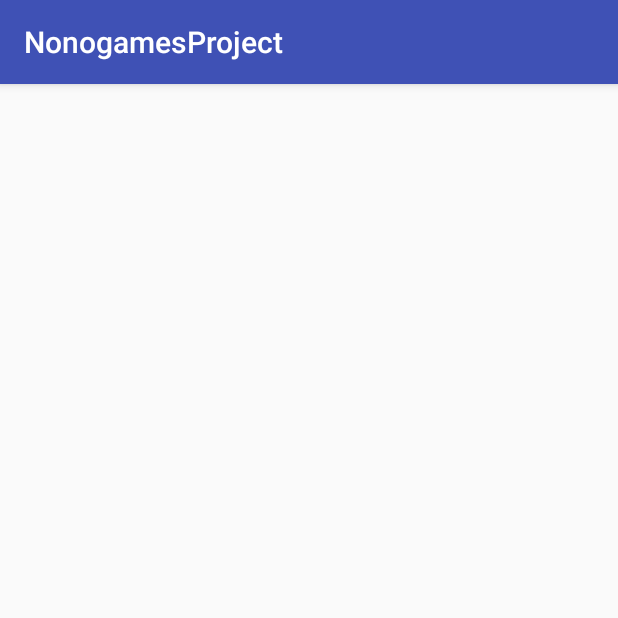
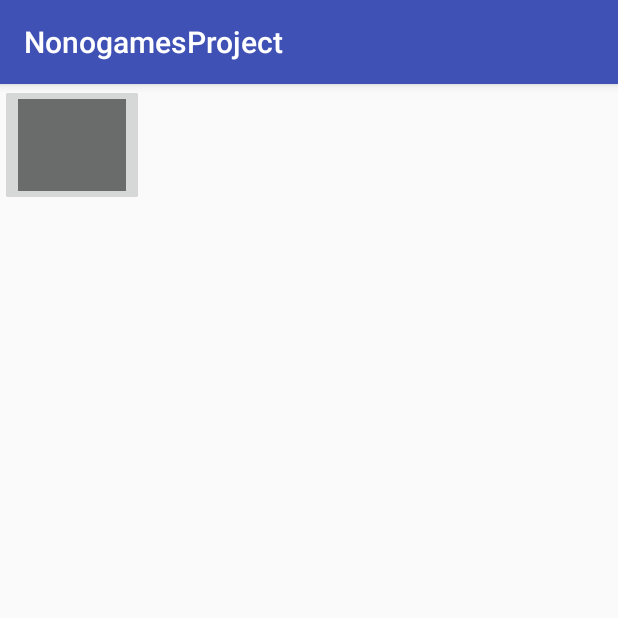
Before and after one commit to Claudia133/NonogamesProject, an Android app: the EasyLibraryActivity screen opened directly, with no data from a screen before it, on a phone screen of 412 x 824 dp, the top half of it. Run offline under Robolectric (Android 15) with nearby library versions, the phone set to English and light mode, and no system bars.

Commit message:
linked buttons in CreatePuzzle, created SignUp and linked buttons in SignUp, linked buttons in EasyLibraryActivity

```diff
--- a/app/src/main/AndroidManifest.xml
+++ b/app/src/main/AndroidManifest.xml
@@ -21,6 +21,7 @@
         <activity android:name=".CreatePuzzle" />
         <activity android:name=".EasyLibraryActivity" />
         <activity android:name=".PuzzleBoard" />
+        <activity android:name=".SignUp"></activity>
     </application>
 
 </manifest>
--- a/app/src/main/java/com/example/claudiaalamillo/nonogamesproject/CreatePuzzle.java
+++ b/app/src/main/java/com/example/claudiaalamillo/nonogamesproject/CreatePuzzle.java
@@ -15,6 +15,7 @@ public class CreatePuzzle extends AppCompatActivity {
         setContentView(R.layout.activity_create_puzzle);
 
         Button backButton = (Button) findViewById(R.id.button7);
+        Button nextButton = (Button) findViewById(R.id.button6);
 
         backButton.setOnClickListener (new View.OnClickListener() {
             @Override
--- a/app/src/main/java/com/example/claudiaalamillo/nonogamesproject/EasyLibraryActivity.java
+++ b/app/src/main/java/com/example/claudiaalamillo/nonogamesproject/EasyLibraryActivity.java
@@ -1,7 +1,11 @@
 package com.example.claudiaalamillo.nonogamesproject;
 
+import android.content.Intent;
 import android.support.v7.app.AppCompatActivity;
 import android.os.Bundle;
+import android.view.View;
+import android.widget.Button;
+import android.widget.ImageButton;
 
 public class EasyLibraryActivity extends AppCompatActivity {
 
@@ -9,5 +13,20 @@ public class EasyLibraryActivity extends AppCompatActivity {
     protected void onCreate(Bundle savedInstanceState) {
         super.onCreate(savedInstanceState);
         setContentView(R.layout.activity_easy_library);
+
+        ImageButton board1 = (ImageButton)findViewById(R.id.imageButton);
+
+        board1.setOnClickListener (new View.OnClickListener() {
+            @Override
+            public void onClick(View v) {
+                goToPuzzleBoard1();
+            }
+        } );
+    }
+
+    private void goToPuzzleBoard1()
+    {
+        Intent intent = new Intent(this, PuzzleBoard1.class);
+        startActivity(intent);
     }
 }
--- a/app/src/main/res/layout/activity_easy_library.xml
+++ b/app/src/main/res/layout/activity_easy_library.xml
@@ -6,4 +6,36 @@
     android:layout_height="match_parent"
     tools:context="com.example.claudiaalamillo.nonogamesproject.EasyLibraryActivity">
 
+    <ImageButton
+        android:id="@+id/imageButton"
+        android:layout_width="96dp"
+        android:layout_height="81dp"
+        app:srcCompat="@android:drawable/screen_background_dark_transparent"
+        tools:layout_editor_absoluteX="213dp"
+        tools:layout_editor_absoluteY="127dp" />
+
+    <ImageButton
+        android:id="@+id/imageButton4"
+        android:layout_width="96dp"
+        android:layout_height="81dp"
+        app:srcCompat="@android:drawable/screen_background_dark_transparent"
+        tools:layout_editor_absoluteX="61dp"
+        tools:layout_editor_absoluteY="256dp" />
+
+    <ImageButton
+        android:id="@+id/imageButton3"
+        android:layout_width="96dp"
+        android:layout_height="81dp"
+        app:srcCompat="@android:drawable/screen_background_dark_transparent"
+        tools:layout_editor_absoluteX="213dp"
+        tools:layout_editor_absoluteY="256dp" />
+
+    <ImageButton
+        android:id="@+id/imageButton2"
+        android:layout_width="96dp"
+        android:layout_height="81dp"
+        app:srcCompat="@android:drawable/screen_background_dark_transparent"
+        tools:layout_editor_absoluteX="61dp"
+        tools:layout_editor_absoluteY="127dp" />
+
 </android.support.constraint.ConstraintLayout>
```
Also changed, not shown: app/src/main/java/com/example/claudiaalamillo/nonogamesproject/SignUp.java (added, +44 -0 lines), app/src/main/res/layout/activity_login.xml (+27 -0 lines), app/src/main/res/layout/activity_sign_up.xml (added, +62 -0 lines).
